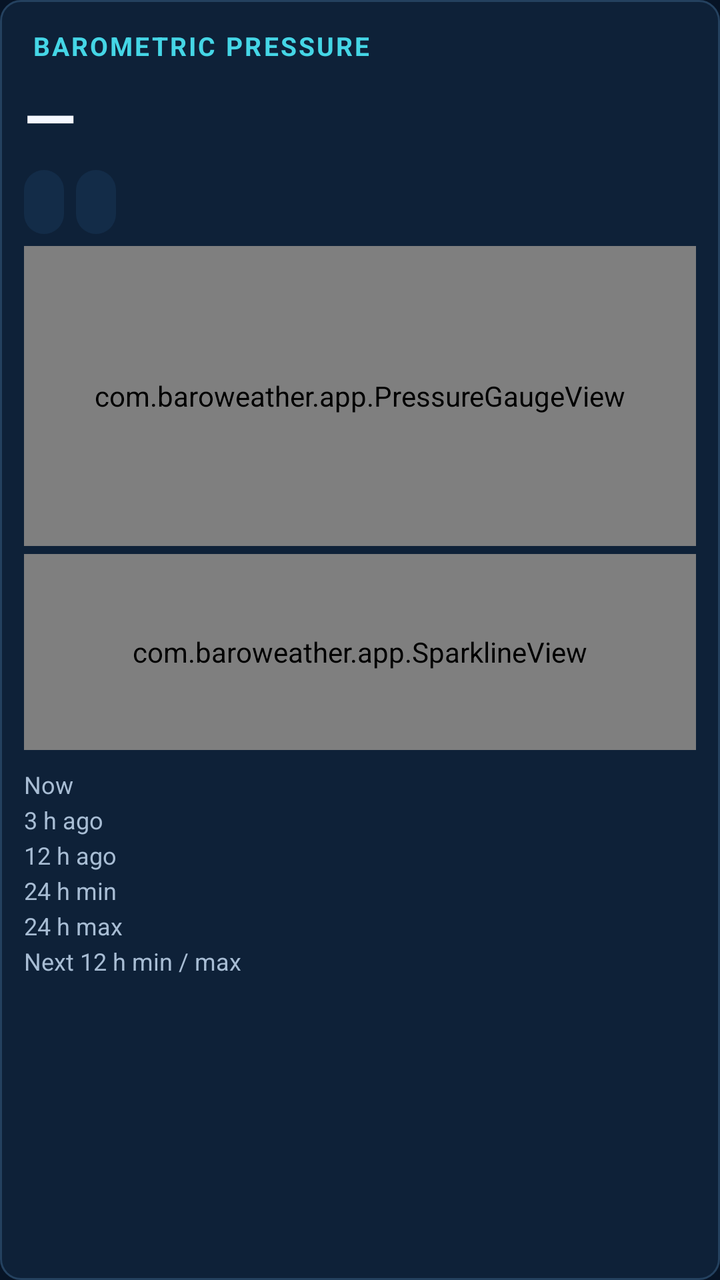
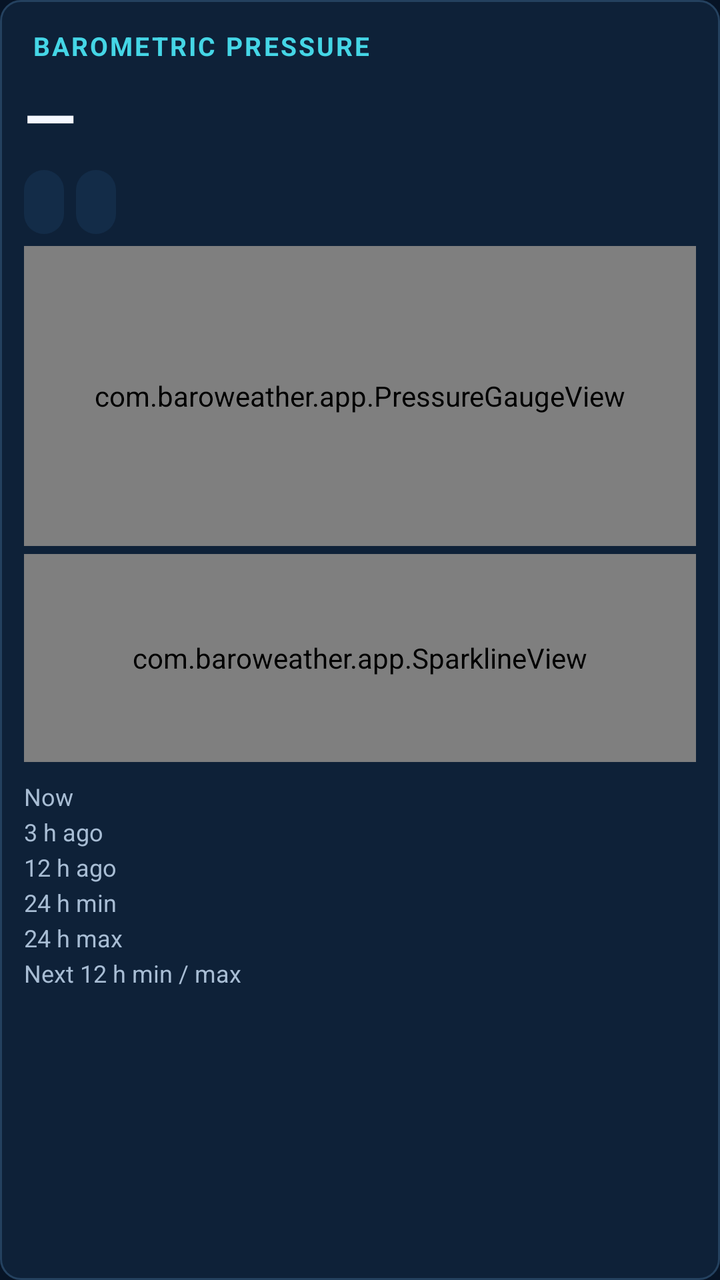

Screens rendered from an Android XML layout before and after an edit, with the pre-edit source and the edit as a unified diff.
<!-- AndroidManifest.xml: application theme AppTheme -->
<!-- res/layout/pressure_card.xml -->
<?xml version="1.0" encoding="utf-8"?>
<LinearLayout xmlns:android="http://schemas.android.com/apk/res/android"
    android:layout_width="match_parent" android:layout_height="wrap_content"
    android:orientation="vertical" android:background="@drawable/bg_card"
    android:layout_marginBottom="12dp">

    <TextView style="@style/CardTitle" android:layout_width="match_parent"
        android:layout_height="wrap_content" android:text="@string/pressure_card_title"
        android:textColor="?attr/bwAccent" />

    <LinearLayout android:layout_width="match_parent" android:layout_height="wrap_content"
        android:orientation="horizontal" android:gravity="center_vertical">

        <TextView android:id="@+id/pressure_value" android:layout_width="0dp"
            android:layout_height="wrap_content" android:layout_weight="1"
            android:text="@string/unknown" android:textSize="34sp"
            android:textStyle="bold" android:textColor="?attr/bwTextPrimary" />

        <TextView android:id="@+id/pressure_trend" android:layout_width="wrap_content"
            android:layout_height="wrap_content" android:textSize="20sp"
            android:textColor="?attr/bwAccent" />
    </LinearLayout>

    <LinearLayout android:layout_width="match_parent" android:layout_height="wrap_content"
        android:orientation="horizontal" android:layout_marginTop="4dp">

        <TextView android:id="@+id/delta3_chip" style="@style/ChipText"
            android:layout_width="wrap_content" android:layout_height="wrap_content"
            android:layout_marginRight="6dp" android:textColor="?attr/bwTextSecondary" />

        <TextView android:id="@+id/delta12_chip" style="@style/ChipText"
            android:layout_width="wrap_content" android:layout_height="wrap_content"
            android:textColor="?attr/bwTextSecondary" />
    </LinearLayout>

    <com.baroweather.app.PressureGaugeView android:id="@+id/gauge"
        android:layout_width="match_parent" android:layout_height="150dp"
        android:layout_marginTop="6dp" />

    <com.baroweather.app.SparklineView android:id="@+id/sparkline"
        android:layout_width="match_parent" android:layout_height="98dp"
        android:background="@drawable/bg_chip" android:layout_marginTop="4dp" />

    <LinearLayout android:layout_width="match_parent" android:layout_height="wrap_content"
        android:orientation="horizontal" android:layout_marginTop="8dp">
        <TextView android:layout_width="0dp" android:layout_height="wrap_content"
            android:layout_weight="1" android:text="@string/pressure_now" android:textSize="12sp"
            android:textColor="?attr/bwTextSecondary" />
        <TextView android:id="@+id/p_now" android:layout_width="wrap_content"
            android:layout_height="wrap_content" android:textSize="13sp"
            android:textColor="?attr/bwTextPrimary" />
    </LinearLayout>
    <LinearLayout android:layout_width="match_parent" android:layout_height="wrap_content"
        android:orientation="horizontal">
        <TextView android:layout_width="0dp" android:layout_height="wrap_content"
            android:layout_weight="1" android:text="@string/pressure_3h" android:textSize="12sp"
            android:textColor="?attr/bwTextSecondary" />
        <TextView android:id="@+id/p_3h" android:layout_width="wrap_content"
            android:layout_height="wrap_content" android:textSize="13sp"
            android:textColor="?attr/bwTextPrimary" />
    </LinearLayout>
    <LinearLayout android:layout_width="match_parent" android:layout_height="wrap_content"
        android:orientation="horizontal">
        <TextView android:layout_width="0dp" android:layout_height="wrap_content"
            android:layout_weight="1" android:text="@string/pressure_12h" android:textSize="12sp"
            android:textColor="?attr/bwTextSecondary" />
        <TextView android:id="@+id/p_12h" android:layout_width="wrap_content"
            android:layout_height="wrap_content" android:textSize="13sp"
            android:textColor="?attr/bwTextPrimary" />
    </LinearLayout>
    <LinearLayout android:layout_width="match_parent" android:layout_height="wrap_content"
        android:orientation="horizontal">
        <TextView android:layout_width="0dp" android:layout_height="wrap_content"
            android:layout_weight="1" android:text="@string/pressure_24h_min" android:textSize="12sp"
            android:textColor="?attr/bwTextSecondary" />
        <TextView android:id="@+id/p_min24" android:layout_width="wrap_content"
            android:layout_height="wrap_content" android:textSize="13sp"
            android:textColor="?attr/bwTextPrimary" />
    </LinearLayout>
    <LinearLayout android:layout_width="match_parent" android:layout_height="wrap_content"
        android:orientation="horizontal">
        <TextView android:layout_width="0dp" android:layout_height="wrap_content"
            android:layout_weight="1" android:text="@string/pressure_24h_max" android:textSize="12sp"
            android:textColor="?attr/bwTextSecondary" />
        <TextView android:id="@+id/p_max24" android:layout_width="wrap_content"
            android:layout_height="wrap_content" android:textSize="13sp"
            android:textColor="?attr/bwTextPrimary" />
    </LinearLayout>
    <LinearLayout android:layout_width="match_parent" android:layout_height="wrap_content"
        android:orientation="horizontal">
        <TextView android:layout_width="0dp" android:layout_height="wrap_content"
            android:layout_weight="1" android:text="@string/pressure_next12" android:textSize="12sp"
            android:textColor="?attr/bwTextSecondary" />
        <TextView android:id="@+id/p_next12" android:layout_width="wrap_content"
            android:layout_height="wrap_content" android:textSize="13sp"
            android:textColor="?attr/bwTextPrimary" />
    </LinearLayout>

    <TextView android:id="@+id/pressure_status" android:layout_width="match_parent"
        android:layout_height="wrap_content" android:layout_marginTop="8dp"
        android:textSize="13sp" android:textColor="?attr/bwAccent" />
</LinearLayout>
<!-- resources referenced by this layout -->
<resources>
  <!-- drawable bg_card (drawable) -->
  <?xml version="1.0" encoding="utf-8"?>
  <shape xmlns:android="http://schemas.android.com/apk/res/android" android:shape="rectangle">
      <solid android:color="?attr/bwSurface" />
      <stroke android:width="1dp" android:color="?attr/bwDivider" />
      <corners android:radius="10dp" />
      <padding android:left="12dp" android:top="10dp" android:right="12dp" android:bottom="10dp" />
  </shape>
  <!-- drawable bg_chip (drawable) -->
  <?xml version="1.0" encoding="utf-8"?>
  <shape xmlns:android="http://schemas.android.com/apk/res/android" android:shape="rectangle">
      <solid android:color="?attr/bwSurfaceRaised" />
      <corners android:radius="16dp" />
  </shape>
  <string name="pressure_12h">12 h ago</string>
  <string name="pressure_24h_max">24 h max</string>
  <string name="pressure_24h_min">24 h min</string>
  <string name="pressure_3h">3 h ago</string>
  <string name="pressure_card_title">BAROMETRIC PRESSURE</string>
  <string name="pressure_next12">Next 12 h min / max</string>
  <string name="pressure_now">Now</string>
  <string name="unknown">—</string>
  <style name="CardTitle">
          <item name="android:textSize">13sp</item>
          <item name="android:textStyle">bold</item>
          <item name="android:letterSpacing">0.08</item>
          <item name="android:padding">4dp</item>
      </style>
  <style name="ChipText">
          <item name="android:textSize">12sp</item>
          <item name="android:paddingLeft">10dp</item>
          <item name="android:paddingRight">10dp</item>
          <item name="android:paddingTop">4dp</item>
          <item name="android:paddingBottom">4dp</item>
          <item name="android:background">@drawable/bg_chip</item>
          <item name="android:minHeight">32dp</item>
          <item name="android:gravity">center</item>
      </style>
  <style name="AppTheme" parent="@android:style/Theme.Material.NoActionBar">
          <item name="android:windowBackground">@color/bg</item>
          <item name="android:colorAccent">@color/accent</item>
          <item name="android:textColorPrimary">@color/text_primary</item>
          <item name="android:textColorSecondary">@color/text_secondary</item>
          <item name="android:windowLightStatusBar">false</item>
          <item name="bwBackground">@color/bg</item>
          <item name="bwSurface">@color/surface</item>
          <item name="bwSurfaceRaised">@color/surface_raised</item>
          <item name="bwDivider">@color/divider</item>
          <item name="bwTextPrimary">@color/text_primary</item>
          <item name="bwTextSecondary">@color/text_secondary</item>
          <item name="bwAccent">@color/accent</item>
          <item name="bwWarm">@color/warm</item>
          <item name="bwAlert">@color/alert</item>
          <item name="bwAlertDeep">@color/alert_deep</item>
          <item name="bwOk">@color/ok</item>
      </style>
  <color name="bg">#071426</color>
  <color name="accent">#45D6E6</color>
  <color name="text_primary">#F5F8FF</color>
  <color name="text_secondary">#A8BDD4</color>
  <color name="surface">#0E2138</color>
  <color name="surface_raised">#132C48</color>
  <color name="divider">#24415F</color>
  <color name="warm">#FFB454</color>
  <color name="alert">#D93025</color>
  <color name="alert_deep">#7F1410</color>
  <color name="ok">#2E7D5B</color>
</resources>

<!-- the commit's change to res/layout/pressure_card.xml (unified diff, before → after) -->
@@ -38,7 +38,7 @@
         android:layout_marginTop="6dp" />
 
     <com.baroweather.app.SparklineView android:id="@+id/sparkline"
-        android:layout_width="match_parent" android:layout_height="98dp"
+        android:layout_width="match_parent" android:layout_height="104dp"
         android:background="@drawable/bg_chip" android:layout_marginTop="4dp" />
 
     <LinearLayout android:layout_width="match_parent" android:layout_height="wrap_content"
